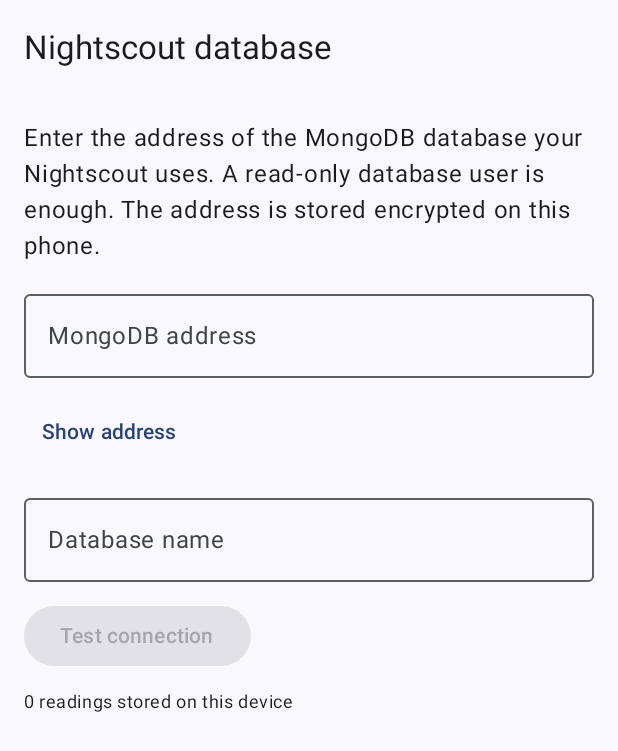
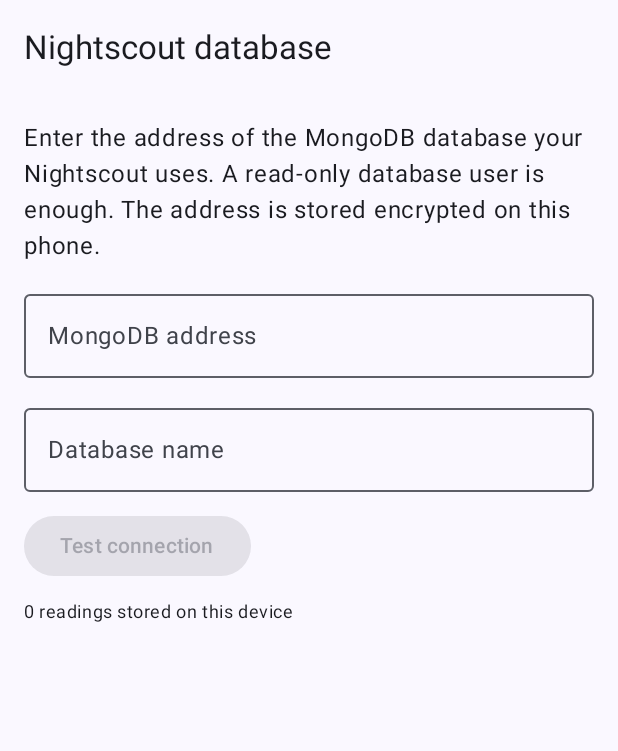
Before and after one commit to MatthewGriffin/BGAnalyzer, an Android app built with Jetpack Compose: the screen it shows after launch (MainActivity), on a phone screen of 412 x 824 dp. Shown: the top 751 px of the screen. Run offline under Robolectric (Android 15) with nearby library versions, the phone set to English and light mode, and no system bars; our stand-ins replace Room's generated code.

Commit message:
Show the MongoDB address as plain text (#5)
The masked field was hard to type into. The address is still stored
encrypted, and error messages still hide it.

Co-authored-by: Claude Sonnet 5.5 <noreply@anthropic.com>

```diff
--- a/app/src/main/java/app/bganalyzer/ui/ConnectionScreen.kt
+++ b/app/src/main/java/app/bganalyzer/ui/ConnectionScreen.kt
@@ -14,18 +14,11 @@ import androidx.compose.material3.MaterialTheme
 import androidx.compose.material3.OutlinedTextField
 import androidx.compose.material3.Scaffold
 import androidx.compose.material3.Text
-import androidx.compose.material3.TextButton
 import androidx.compose.material3.TopAppBar
 import androidx.compose.runtime.Composable
-import androidx.compose.runtime.getValue
-import androidx.compose.runtime.mutableStateOf
-import androidx.compose.runtime.saveable.rememberSaveable
-import androidx.compose.runtime.setValue
 import androidx.compose.ui.Modifier
 import androidx.compose.ui.res.stringResource
 import androidx.compose.ui.text.input.KeyboardType
-import androidx.compose.ui.text.input.PasswordVisualTransformation
-import androidx.compose.ui.text.input.VisualTransformation
 import androidx.compose.ui.tooling.preview.Preview
 import androidx.compose.ui.unit.dp
 import app.bganalyzer.R
@@ -51,7 +44,6 @@ fun ConnectionScreen(
     onDatabaseChange: (String) -> Unit,
     onTest: () -> Unit,
 ) {
-    var showAddress by rememberSaveable { mutableStateOf(false) }
     Scaffold(topBar = { TopAppBar(title = { Text(stringResource(R.string.connection_title)) }) }) { padding ->
         Column(
             modifier = Modifier.fillMaxSize().padding(padding).padding(16.dp).verticalScroll(rememberScrollState()),
@@ -64,13 +56,9 @@ fun ConnectionScreen(
                 label = { Text(stringResource(R.string.connection_uri_label)) },
                 placeholder = { Text(stringResource(R.string.connection_uri_placeholder)) },
                 singleLine = true,
-                visualTransformation = if (showAddress) VisualTransformation.None else PasswordVisualTransformation(),
-                keyboardOptions = KeyboardOptions(keyboardType = KeyboardType.Password, autoCorrectEnabled = false),
+                keyboardOptions = KeyboardOptions(keyboardType = KeyboardType.Uri, autoCorrectEnabled = false),
                 modifier = Modifier.fillMaxWidth(),
             )
-            TextButton(onClick = { showAddress = !showAddress }) {
-                Text(stringResource(if (showAddress) R.string.connection_hide_address else R.string.connection_show_address))
-            }
             OutlinedTextField(
                 value = database,
                 onValueChange = onDatabaseChange,
--- a/app/src/main/res/values/strings.xml
+++ b/app/src/main/res/values/strings.xml
@@ -5,8 +5,6 @@
     <string name="connection_uri_label">MongoDB address</string>
     <string name="connection_uri_placeholder">mongodb+srv://user:password@cluster.mongodb.net</string>
     <string name="connection_database_label">Database name</string>
-    <string name="connection_show_address">Show address</string>
-    <string name="connection_hide_address">Hide address</string>
     <string name="connection_test_button">Test connection</string>
     <string name="connection_testing">Connecting…</string>
     <string name="connection_ok_title">Connected to %1$s</string>
```
